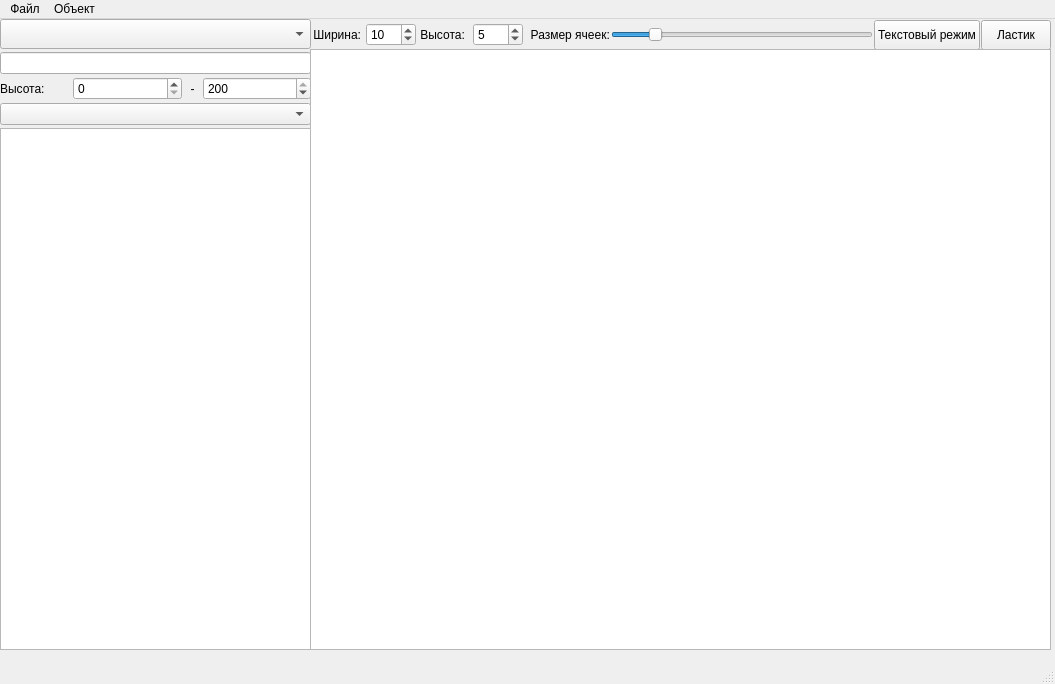
Old version of the form main_form.ui in the repository egorka5opka/sheduler.
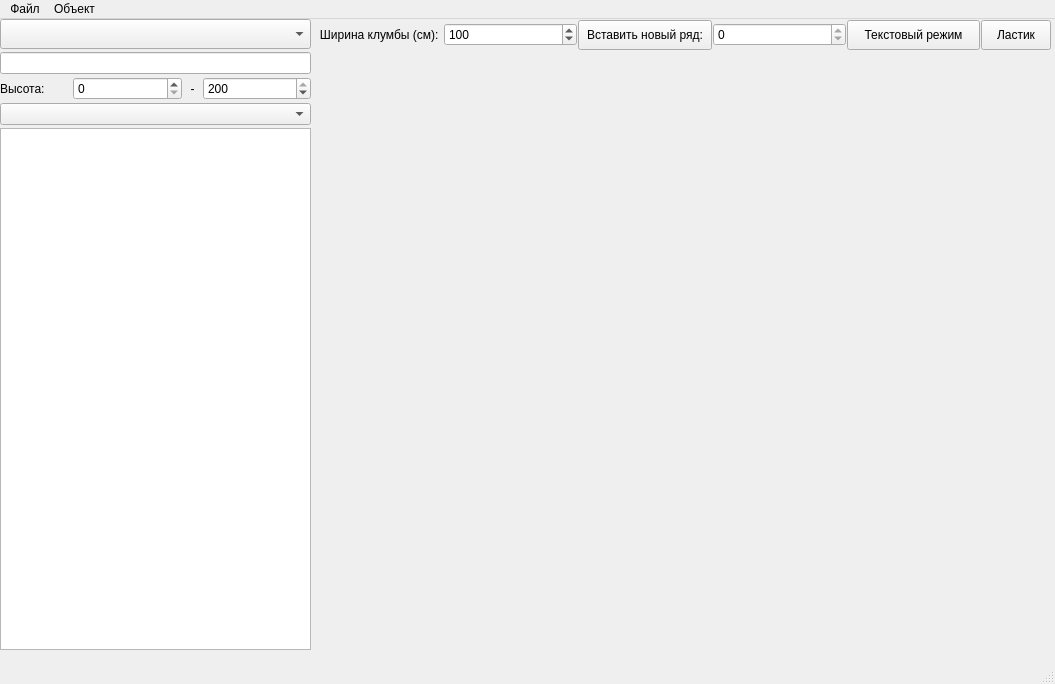
New version of the form.

The edit to the form file:
```diff
--- a/main_form.ui
+++ b/main_form.ui
@@ -150,118 +150,44 @@
      </property>
      <item>
       <widget class="QLabel" name="label">
-       <property name="minimumSize">
-        <size>
-         <width>55</width>
-         <height>0</height>
-        </size>
-       </property>
-       <property name="maximumSize">
-        <size>
-         <width>55</width>
-         <height>16777215</height>
-        </size>
-       </property>
        <property name="text">
-        <string> Ширина:</string>
+        <string>   Ширина клумбы (см):</string>
        </property>
       </widget>
      </item>
      <item>
-      <widget class="QSpinBox" name="width_edit">
-       <property name="minimumSize">
-        <size>
-         <width>50</width>
-         <height>0</height>
-        </size>
+      <widget class="QSpinBox" name="bed_width_edit">
+       <property name="maximum">
+        <number>2000</number>
        </property>
-       <property name="maximumSize">
-        <size>
-         <width>70</width>
-         <height>16777215</height>
-        </size>
-       </property>
-       <property name="minimum">
-        <number>1</number>
-       </property>
        <property name="value">
-        <number>10</number>
+        <number>100</number>
        </property>
       </widget>
      </item>
      <item>
-      <widget class="QLabel" name="label_2">
+      <widget class="QPushButton" name="new_row_btn">
        <property name="minimumSize">
         <size>
-         <width>55</width>
-         <height>0</height>
+         <width>0</width>
+         <height>30</height>
         </size>
        </property>
-       <property name="maximumSize">
+       <property name="sizeIncrement">
         <size>
-         <width>50</width>
-         <height>16777215</height>
-        </size>
-       </property>
-       <property name="text">
-        <string> Высота:</string>
-       </property>
-      </widget>
-     </item>
-     <item>
-      <widget class="QSpinBox" name="height_edit">
-       <property name="minimumSize">
-        <size>
-         <width>50</width>
+         <width>0</width>
          <height>0</height>
         </size>
        </property>
-       <property name="maximumSize">
-        <size>
-         <width>70</width>
-         <height>16777215</height>
-        </size>
-       </property>
-       <property name="minimum">
-        <number>1</number>
-       </property>
-       <property name="value">
-        <number>5</number>
-       </property>
-      </widget>
-     </item>
-     <item>
-      <widget class="QLabel" name="label_3">
-       <property name="maximumSize">
-        <size>
-         <width>100</width>
-         <height>16777215</height>
-        </size>
-       </property>
        <property name="text">
-        <string>  Размер ячеек:</string>
+        <string>Вставить новый ряд:</string>
        </property>
       </widget>
      </item>
      <item>
-      <widget class="QSlider" name="cell_size_edit">
-       <property name="minimum">
-        <number>35</number>
-       </property>
+      <widget class="QSpinBox" name="new_row_edit">
        <property name="maximum">
-        <number>200</number>
-       </property>
-       <property name="singleStep">
-        <number>5</number>
-       </property>
-       <property name="pageStep">
-        <number>25</number>
-       </property>
-       <property name="value">
-        <number>60</number>
-       </property>
-       <property name="orientation">
-        <enum>Qt::Horizontal</enum>
+        <number>0</number>
        </property>
       </widget>
      </item>
@@ -299,7 +225,7 @@
      </item>
     </layout>
    </widget>
-   <widget class="QTableWidget" name="flowerbed">
+   <widget class="QWidget" name="verticalLayoutWidget_2">
     <property name="geometry">
      <rect>
       <x>310</x>
@@ -308,27 +234,11 @@
       <height>601</height>
      </rect>
     </property>
-    <property name="editTriggers">
-     <set>QAbstractItemView::NoEditTriggers</set>
-    </property>
-    <property name="dragEnabled">
-     <bool>true</bool>
-    </property>
-    <property name="selectionMode">
-     <enum>QAbstractItemView::NoSelection</enum>
-    </property>
-    <attribute name="horizontalHeaderVisible">
-     <bool>true</bool>
-    </attribute>
-    <attribute name="horizontalHeaderMinimumSectionSize">
-     <number>35</number>
-    </attribute>
-    <attribute name="verticalHeaderVisible">
-     <bool>true</bool>
-    </attribute>
-    <attribute name="verticalHeaderMinimumSectionSize">
-     <number>35</number>
-    </attribute>
+    <layout class="QVBoxLayout" name="flowerbed_rows">
+     <property name="sizeConstraint">
+      <enum>QLayout::SetNoConstraint</enum>
+     </property>
+    </layout>
    </widget>
   </widget>
   <widget class="QMenuBar" name="menubar">
```
